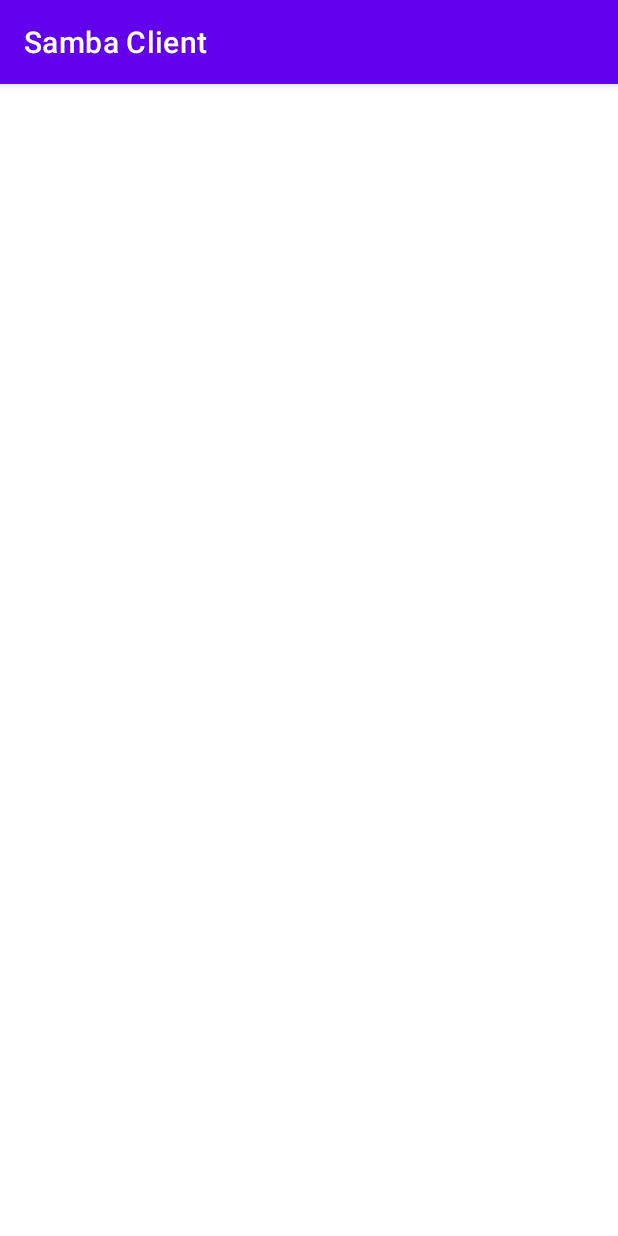
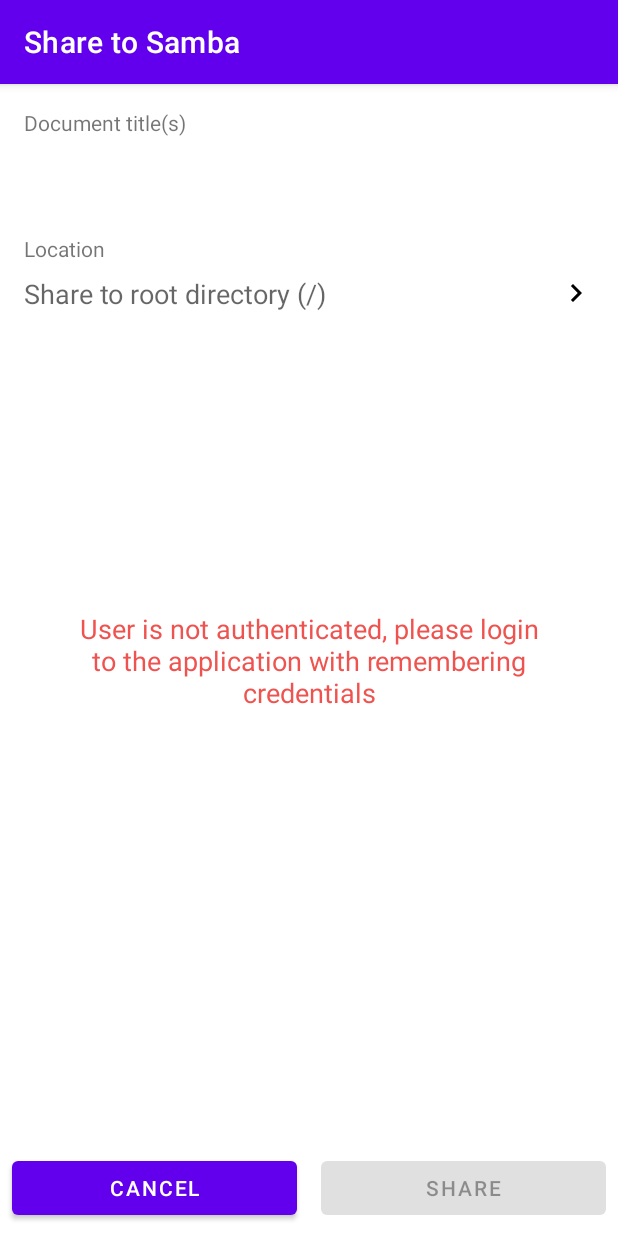
Before and after one commit to darekbx/android-samba-client, an Android app: the ShareActivity screen opened directly, with no data from a screen before it, on a phone screen of 412 x 824 dp. Run offline under Robolectric (Android 15) with nearby library versions, the phone set to English and light mode, and no system bars; libraries missing offline, so code that uses them is left out: com.hierynomus.smbj; 10 statements that could not run were skipped.

Commit message:
Add directory select dialog, share screen

```diff
--- a/android-app/app/src/main/AndroidManifest.xml
+++ b/android-app/app/src/main/AndroidManifest.xml
@@ -20,7 +20,9 @@
                 <category android:name="android.intent.category.LAUNCHER" />
             </intent-filter>
         </activity>
-        <activity android:name=".ui.share.ShareActivity">
+        <activity
+            android:name=".ui.share.ShareActivity"
+            android:label="@string/share_title">
             <intent-filter>
                 <action android:name="android.intent.action.SEND" />
                 <category android:name="android.intent.category.DEFAULT" />
--- a/android-app/app/src/main/java/com/darekbx/sambaclient/SambaClientApplication.kt
+++ b/android-app/app/src/main/java/com/darekbx/sambaclient/SambaClientApplication.kt
@@ -10,6 +10,7 @@ import com.darekbx.sambaclient.ui.samba.PathMovement
 import com.darekbx.sambaclient.ui.samba.SambaClientWrapper
 import com.darekbx.sambaclient.ui.viewmodel.StatisticsViewModel
 import com.darekbx.sambaclient.ui.viewmodel.SambaViewModel
+import com.darekbx.sambaclient.ui.viewmodel.UriViewModel
 import com.google.gson.Gson
 import com.hierynomus.smbj.SMBClient
 import org.koin.android.ext.koin.androidContext
@@ -43,6 +44,7 @@ class SambaClientApplication : Application() {
     private val viewModelModule = module {
         viewModel { SambaViewModel(get(), get()) }
         viewModel { StatisticsViewModel(get()) }
+        viewModel { UriViewModel(get()) }
     }
 
     override fun onCreate() {
--- a/android-app/app/src/main/java/com/darekbx/sambaclient/ui/share/ShareActivity.kt
+++ b/android-app/app/src/main/java/com/darekbx/sambaclient/ui/share/ShareActivity.kt
@@ -4,33 +4,113 @@ import android.content.Intent
 import android.net.Uri
 import android.os.Bundle
 import android.os.Parcelable
+import android.view.View
 import androidx.appcompat.app.AppCompatActivity
+import com.darekbx.sambaclient.R
+import com.darekbx.sambaclient.databinding.ActivityShareBinding
+import com.darekbx.sambaclient.preferences.AuthPreferences
+import com.darekbx.sambaclient.ui.viewmodel.ResultWrapper
+import com.darekbx.sambaclient.ui.viewmodel.SambaViewModel
+import com.darekbx.sambaclient.ui.viewmodel.UriViewModel
+import org.koin.android.ext.android.inject
+import org.koin.android.viewmodel.ext.android.viewModel
 
 /**
  * TODO
- * Open this activity on share request
- *  - authenticate
- *  - browse through dirs and select one to upload
+ *  - upload with progres, can be indeterminate
  */
 class ShareActivity : AppCompatActivity() {
+
+    private val sambaViewModel: SambaViewModel by viewModel()
+    private val authPreferences: AuthPreferences by inject()
+    private val uriViewModel: UriViewModel by viewModel()
+
+    private var _binding: ActivityShareBinding? = null
+    private val binding get() = _binding!!
+
+    private var selectedPath = ""
+    private val fileUris = mutableListOf<Uri>()
 
     override fun onCreate(savedInstanceState: Bundle?) {
         super.onCreate(savedInstanceState)
 
+        _binding = ActivityShareBinding.inflate(layoutInflater)
+        setContentView(binding.root)
+
+        sambaViewModel.autoAuthenticationResult.observe(this, { handleAuthenticationResult(it) })
+        sambaViewModel.isLoading.observe(this, { showHideLoadingLayout(it) })
+        uriViewModel.fileNames.observe(this) { displayFilesToShare(it) }
+
+        autoLogin()
+        collectShareUris()
+        uriViewModel.retrieveFileNames(fileUris)
+
+        binding.buttonCancel.setOnClickListener { finish() }
+        binding.buttonShare.setOnClickListener { shareUris() }
+        binding.documentLocation.setOnClickListener { openDirectorySelectDialog() }
+    }
+
+    private fun autoLogin() {
+        val credentials = authPreferences.read()
+        val shareName = authPreferences.readShareName()
+        if (credentials.arePersisted && shareName != null) {
+            with(credentials) {
+                sambaViewModel.authenticate(address!!, user, password, shareName)
+            }
+        } else {
+            displayError(getString(R.string.share_auth_error))
+        }
+    }
+
+    private fun handleAuthenticationResult(resultWrapper: ResultWrapper<Boolean>) {
+        if (resultWrapper.hasError) {
+            displayError(resultWrapper.errorMessage ?: getString(R.string.share_common_error))
+        } else {
+            binding.buttonShare.isEnabled = true
+        }
+    }
+
+    private fun openDirectorySelectDialog() {
+        val dialog = DirectorySelectDialog()
+        dialog.onSelect = { path ->
+            if (path.isNotEmpty()) {
+                selectedPath = path
+                binding.documentLocation.text = path
+            }
+        }
+        dialog.show(supportFragmentManager, DirectorySelectDialog::class.java.name)
+    }
+
+    private fun displayError(message: String) {
+        binding.shareError.text = message
+    }
+
+    private fun collectShareUris() {
         when (intent.action) {
             Intent.ACTION_SEND -> {
                 (intent.getParcelableExtra<Parcelable>(Intent.EXTRA_STREAM) as? Uri)
-                    ?.let {
-
-                    }
+                    ?.let { uri -> fileUris.add(uri) }
             }
             Intent.ACTION_SEND_MULTIPLE -> {
                 intent.getParcelableArrayListExtra<Parcelable>(Intent.EXTRA_STREAM)
-                    ?.map { it as? Uri }
-                    ?.let {
-
-                    }
+                    ?.mapNotNull { it as? Uri }
+                    ?.let { uriList -> fileUris.addAll(uriList) }
             }
         }
     }
+
+    private fun displayFilesToShare(names: List<String>) {
+        binding.documentTitle.text = names.joinToString(", ")
+    }
+
+    private fun shareUris() {
+        // TODO save uris to selected dir
+    }
+
+    private fun showHideLoadingLayout(isLoading: Boolean) {
+        binding.loadingLayout.loadingLayout.visibility = when (isLoading) {
+            true -> View.VISIBLE
+            else -> View.GONE
+        }
+    }
 }
--- /dev/null
+++ b/android-app/app/src/main/java/com/darekbx/sambaclient/ui/viewmodel/UriViewModel.kt
@@ -0,0 +1,37 @@
+package com.darekbx.sambaclient.ui.viewmodel
+
+import android.content.ContentResolver
+import android.net.Uri
+import android.provider.MediaStore
+import android.provider.MediaStore.MediaColumns.TITLE
+import androidx.lifecycle.MutableLiveData
+
+class UriViewModel(
+    private val contentResolver: ContentResolver
+): LoadingViewModel()  {
+
+    val fileNames = MutableLiveData<List<String>>()
+
+    fun retrieveFileNames(uris: List<Uri>) {
+        runIOInViewModelScope {
+            val names = uris.mapNotNull { getUriFileName(it) }
+            fileNames.postValue(names)
+        }
+    }
+
+    private fun getUriFileName(uri: Uri): String? {
+        val scheme = uri.getScheme()
+        if (scheme == "file") {
+            return uri.getLastPathSegment()
+        } else if (scheme == "content") {
+            val proj = arrayOf(MediaStore.Images.Media.TITLE)
+            contentResolver.query(uri, proj, null, null, null)?.use { cursor ->
+                if (cursor.moveToFirst()) {
+                    val columnIndex: Int = cursor.getColumnIndexOrThrow(TITLE)
+                    return cursor.getString(columnIndex)
+                }
+            }
+        }
+        return null
+    }
+}
--- /dev/null
+++ b/android-app/app/src/main/res/drawable/ic_chevron_right.xml
@@ -0,0 +1,6 @@
+<vector android:height="24dp" android:tint="#000"
+    android:viewportHeight="24" android:viewportWidth="24"
+    android:width="24dp" xmlns:android="http://schemas.android.com/apk/res/android">
+    <path android:fillColor="@android:color/black"
+        android:pathData="M10,6L8.59,7.41 13.17,12l-4.58,4.59L10,18l6,-6z"/>
+</vector>
--- /dev/null
+++ b/android-app/app/src/main/res/layout/activity_share.xml
@@ -0,0 +1,100 @@
+<?xml version="1.0" encoding="utf-8"?>
+<androidx.constraintlayout.widget.ConstraintLayout xmlns:android="http://schemas.android.com/apk/res/android"
+    xmlns:app="http://schemas.android.com/apk/res-auto"
+    xmlns:tools="http://schemas.android.com/tools"
+    android:layout_width="match_parent"
+    android:layout_height="match_parent">
+
+    <TextView
+        android:id="@+id/document_title_label"
+        android:layout_width="wrap_content"
+        android:layout_height="wrap_content"
+        android:paddingStart="@dimen/mediumPadding"
+        android:paddingEnd="@dimen/mediumPadding"
+        android:paddingTop="@dimen/mediumPadding"
+        android:text="@string/share_doc_title"
+        app:layout_constraintStart_toStartOf="parent"
+        app:layout_constraintTop_toTopOf="parent" />
+
+    <TextView
+        android:id="@+id/document_title"
+        style="@style/TextAppearance.AppCompat.Medium"
+        android:layout_width="wrap_content"
+        android:layout_height="wrap_content"
+        android:paddingStart="@dimen/mediumPadding"
+        android:paddingEnd="@dimen/mediumPadding"
+        android:paddingTop="@dimen/smallPadding"
+        app:layout_constraintStart_toStartOf="parent"
+        app:layout_constraintTop_toBottomOf="@id/document_title_label"
+        tools:text="document.txt" />
+
+    <TextView
+        android:id="@+id/document_location_label"
+        android:layout_width="wrap_content"
+        android:layout_height="wrap_content"
+        android:paddingStart="@dimen/mediumPadding"
+        android:paddingEnd="@dimen/mediumPadding"
+        android:paddingTop="@dimen/largePadding"
+        android:text="@string/share_location"
+        app:layout_constraintStart_toStartOf="parent"
+        app:layout_constraintTop_toBottomOf="@id/document_title" />
+
+    <TextView
+        android:id="@+id/document_location"
+        style="@style/TextAppearance.AppCompat.Medium"
+        android:layout_width="0dp"
+        android:layout_height="wrap_content"
+        android:paddingStart="@dimen/mediumPadding"
+        app:layout_constraintEnd_toEndOf="parent"
+        android:paddingEnd="@dimen/mediumPadding"
+        android:paddingTop="@dimen/smallPadding"
+        android:paddingBottom="@dimen/mediumPadding"
+        android:text="@string/share_location_default"
+        app:layout_constraintStart_toStartOf="parent"
+        app:layout_constraintTop_toBottomOf="@id/document_location_label"
+        android:drawableEnd="@drawable/ic_chevron_right"
+        android:drawablePadding="@dimen/largePadding"
+        />
+
+    <TextView
+        android:id="@+id/share_error"
+        android:layout_width="wrap_content"
+        android:layout_height="wrap_content"
+        app:layout_constraintTop_toTopOf="parent"
+        app:layout_constraintBottom_toBottomOf="parent"
+        app:layout_constraintStart_toStartOf="parent"
+        app:layout_constraintEnd_toEndOf="parent"
+        android:gravity="center"
+        android:padding="@dimen/largePadding"
+        android:textColor="@color/error_color"
+        style="@style/TextAppearance.AppCompat.Medium"
+        tools:text="@string/share_auth_error"
+        />
+
+    <Button
+        android:id="@+id/button_cancel"
+        android:layout_width="0dp"
+        android:layout_height="wrap_content"
+        android:layout_margin="@dimen/smallPadding"
+        android:text="@string/share_button_cancel"
+        app:layout_constraintBottom_toBottomOf="parent"
+        app:layout_constraintEnd_toStartOf="@id/button_share"
+        app:layout_constraintStart_toStartOf="parent" />
+
+    <Button
+        android:id="@+id/button_share"
+        android:layout_width="0dp"
+        android:layout_height="wrap_content"
+        android:layout_margin="@dimen/smallPadding"
+        android:text="@string/share_button_share"
+        android:enabled="false"
+        app:layout_constraintBottom_toBottomOf="parent"
+        app:layout_constraintEnd_toEndOf="parent"
+        app:layout_constraintStart_toEndOf="@id/button_cancel" />
+
+    <include
+        android:id="@+id/loading_layout"
+        layout="@layout/layout_progress" />
+
+
+</androidx.constraintlayout.widget.ConstraintLayout>
--- a/android-app/app/src/main/res/values/colors.xml
+++ b/android-app/app/src/main/res/values/colors.xml
@@ -8,6 +8,7 @@
     <color name="black">#FF000000</color>
     <color name="white">#FFFFFFFF</color>
     <color name="loading_background">#6000</color>
+    <color name="error_color">#ef5350</color>
 
     <color name="chart_doc">#42a5f5</color>
     <color name="chart_image">#66bb6a</color>
--- a/android-app/app/src/main/res/values/strings.xml
+++ b/android-app/app/src/main/res/values/strings.xml
@@ -56,4 +56,16 @@
     <string name="type_other">Other %o (%s)</string>
     <string name="biggest_files_title">10 biggest files</string>
 
+    <string name="share_title">Share to Samba</string>
+    <string name="share_doc_title">Document title(s)</string>
+    <string name="share_button_share">Share</string>
+    <string name="share_button_cancel">Cancel</string>
+    <string name="share_location">Location</string>
+    <string name="share_location_default">Share to root directory (&quot;/&quot;)</string>
+    <string name="share_common_error">An unknown error occurred during authentication</string>
+    <string name="share_auth_error">User is not authenticated, please login to the application with remembering credentials</string>
+
+    <string name="select_directory_title">Selected directory</string>
+    <string name="select_directory_create">Select</string>
+
 </resources>
```
Also changed, not shown: android-app/app/src/main/java/com/darekbx/sambaclient/ui/authentication/AuthenticationFragment.kt (+11 -7 lines), android-app/app/src/main/java/com/darekbx/sambaclient/ui/share/DirectorySelectAdapter.kt (added, +31 -0 lines), android-app/app/src/main/java/com/darekbx/sambaclient/ui/share/DirectorySelectDialog.kt (added, +98 -0 lines), android-app/app/src/main/res/layout/adapter_samba_directory.xml (added, +37 -0 lines), android-app/app/src/main/res/layout/dialog_directory_select.xml (added, +36 -0 lines).
